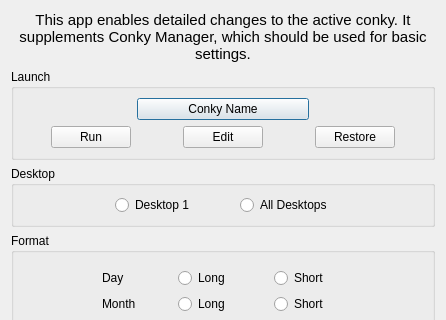
First picture: the form in mainwindow.ui, repository AdrianTM/mx-conky, before the edit; both pictures show x 0 to 446 and y 0 to 320 of the 446 by 603 pixel window.
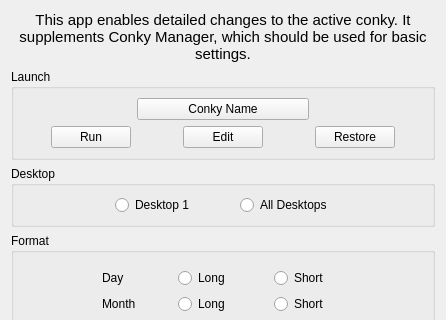
Second picture: the form after the edit. Icons and pictures are not drawn.

Commit message: remove button auto default

```diff
--- a/mainwindow.ui
+++ b/mainwindow.ui
@@ -148,6 +148,9 @@
         <property name="text">
          <string>Conky Name</string>
         </property>
+        <property name="autoDefault">
+         <bool>false</bool>
+        </property>
        </widget>
       </item>
      </layout>
```
The commit also changes 12 other files.
